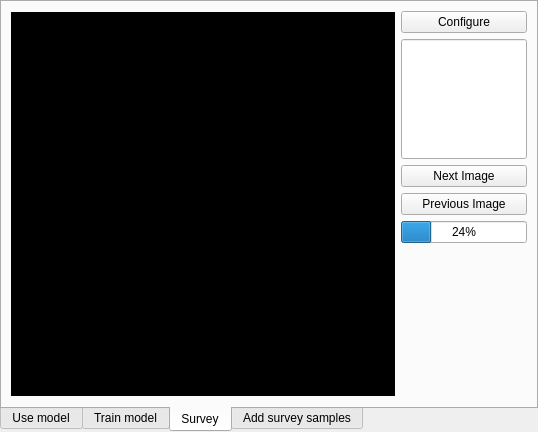
Above: gui/xml/main_window.ui from Goby56/gymnasiearbete before the change. Below: the same form after it.
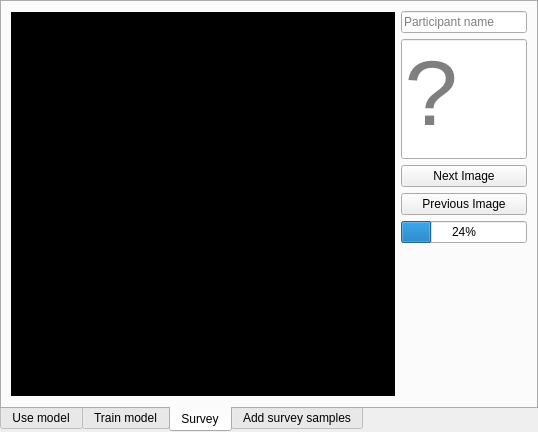
That is the form after the change. The open tabs and pages were chosen to show the change.

Commit message: william + oskar survey

Patch:
```diff
--- a/gui/xml/main_window.ui
+++ b/gui/xml/main_window.ui
@@ -235,9 +235,9 @@
         <item>
          <layout class="QVBoxLayout" name="verticalLayout_3">
           <item>
-           <widget class="QPushButton" name="survey_config_button">
-            <property name="text">
-             <string>Configure</string>
+           <widget class="QLineEdit" name="participant_name_line_edit">
+            <property name="placeholderText">
+             <string>Participant name</string>
             </property>
            </widget>
           </item>
@@ -261,12 +261,30 @@
               <pointsize>72</pointsize>
              </font>
             </property>
+            <property name="layoutDirection">
+             <enum>Qt::LeftToRight</enum>
+            </property>
             <property name="autoFillBackground">
              <bool>false</bool>
             </property>
+            <property name="styleSheet">
+             <string notr="true"/>
+            </property>
+            <property name="inputMethodHints">
+             <set>Qt::ImhNone</set>
+            </property>
             <property name="text">
              <string/>
             </property>
+            <property name="maxLength">
+             <number>1</number>
+            </property>
+            <property name="frame">
+             <bool>true</bool>
+            </property>
+            <property name="placeholderText">
+             <string>?</string>
+            </property>
            </widget>
           </item>
           <item>
```
The commit also changes 5 other files.
